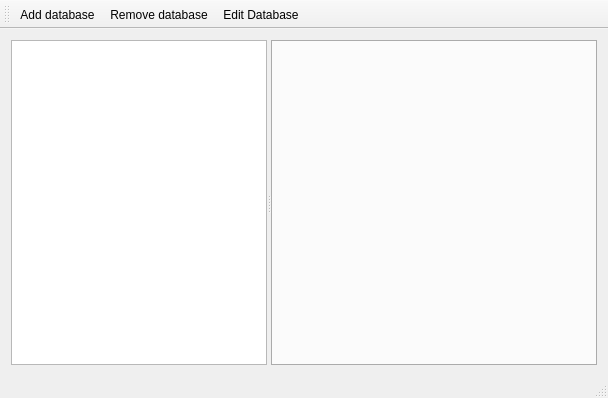
The window that mainwindow.ui (CuriousCrow/polymorph-sql) describes before a commit, drawn with Qt 5.
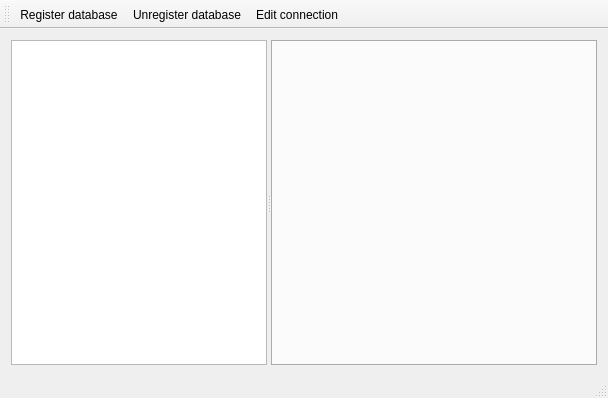
The same window after the commit. Icons and pictures are not drawn.

Commit message: View item object and edit form. View object drop operation. Structure view context menu. Preliminary revision.

The edit to the form file:
```diff
--- a/mainwindow.ui
+++ b/mainwindow.ui
@@ -89,7 +89,7 @@
      <normaloff>:/icons/database_add.png</normaloff>:/icons/database_add.png</iconset>
    </property>
    <property name="text">
-    <string>Add database</string>
+    <string>Register database</string>
    </property>
    <property name="toolTip">
     <string>Add database connection</string>
@@ -101,7 +101,7 @@
      <normaloff>:/icons/database_delete.png</normaloff>:/icons/database_delete.png</iconset>
    </property>
    <property name="text">
-    <string>Remove database</string>
+    <string>Unregister database</string>
    </property>
    <property name="toolTip">
     <string>Unregister database connection</string>
@@ -113,7 +113,10 @@
      <normaloff>:/icons/database_edit.png</normaloff>:/icons/database_edit.png</iconset>
    </property>
    <property name="text">
-    <string>Edit Database</string>
+    <string>Edit connection</string>
+   </property>
+   <property name="toolTip">
+    <string>Edit connection preperties</string>
    </property>
   </action>
  </widget>
```
Left out of the diff: 4 changed lines with no effect on the pictures. The commit also changes 13 other files.
